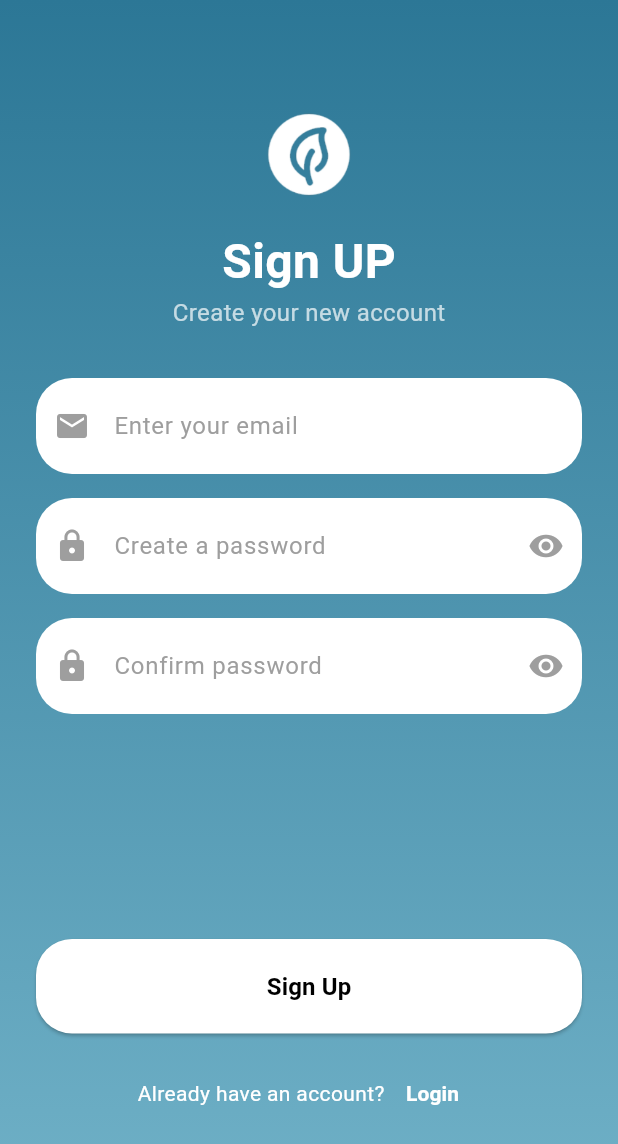
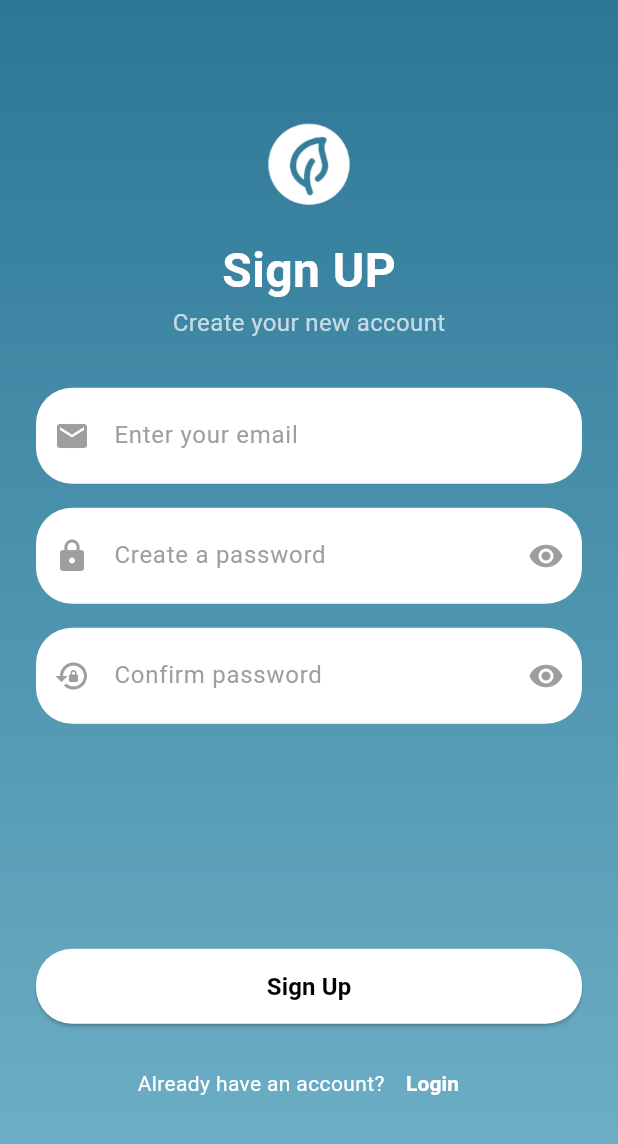
Before and after one commit to putritheresia21/gluco-track, a Flutter app: the LoginPage screen opened directly, after a tap on "Sign Up", on a phone screen of 412 x 824 dp. Shown: the top 1144 px of the screen. Run offline on Flutter 3.47's test engine with Material 3 defaults, Android fonts, the light colour scheme and no system bars; our stand-ins replace cloud_firestore, firebase_auth, firebase_core, fl_chart, flutter_dotenv, shared_preferences and 1 more; accounts and stored records are empty; project files that could hold a hidden picture were left out.

Commit message:
error njir registernya - nih udh nambah custom button dan pake di login register yoi

```diff
--- /dev/null
+++ b/lib/Widget/custom_button.dart
@@ -0,0 +1,63 @@
+import 'package:flutter/material.dart';
+
+class CustomButton extends StatefulWidget {
+  final String text;
+  final VoidCallback? onPressed;
+  final Color backgroundColor;
+  final Color textColor;
+  final double fontSize;
+  final double width;
+  final double height;
+  final double borderRadius;
+  final bool isLoading;
+  final Color? isLoadingColor;
+
+  const CustomButton({
+    Key? key,
+    required this.text,
+    this.onPressed,
+    required this.backgroundColor,
+    required this.textColor,
+    required this.fontSize,
+    required this.width,
+    required this.height,
+    required this.borderRadius,
+    required this.isLoading,
+    this.isLoadingColor,
+  }) : super(key: key);
+
+  @override
+  State<CustomButton> createState() => _CustomButtonState();
+}
+
+class _CustomButtonState extends State<CustomButton> {
+  @override
+  Widget build(BuildContext context) {
+    return SizedBox(
+      width: widget.width,
+      height: widget.height,
+      child: ElevatedButton(
+        onPressed: widget.isLoading ? null : widget.onPressed,
+        style: ElevatedButton.styleFrom(
+          backgroundColor: widget.backgroundColor,
+          shape: RoundedRectangleBorder(
+            borderRadius: BorderRadius.circular(widget.borderRadius),
+          ),
+        ),
+        child: widget.isLoading
+            ? CircularProgressIndicator(
+                valueColor: AlwaysStoppedAnimation<Color>(
+                    widget.isLoadingColor ?? Colors.white),
+              )
+            : Text(
+                widget.text,
+                style: TextStyle(
+                  color: widget.textColor,
+                  fontSize: widget.fontSize,
+                  fontWeight: FontWeight.bold,
+                ),
+              ),
+      ),
+    );
+  }
+}
--- a/lib/pages/home_page.dart
+++ b/lib/pages/home_page.dart
@@ -1,4 +1,5 @@
 import 'package:flutter/material.dart';
+import 'package:glucotrack_app/pages/register_page.dart';
 import 'package:glucotrack_app/services/user_service.dart';
 import 'profile_page.dart';
 import 'package:glucotrack_app/pages/SocialMedia/feeds.dart';
@@ -55,15 +56,20 @@ class HomePageState extends State<HomePage> {
                 onPressed: () {
                   Navigator.push(
                       context,
-                  MaterialPageRoute(builder: (context) => PublicFeedPage())
+                      MaterialPageRoute(
+                          builder: (context) => PublicFeedPage()));
+                },
+                child: Text("Social Media Feed")),
+            ElevatedButton(
+                onPressed: () {
+                  Navigator.push(
+                    context,
+                    MaterialPageRoute(builder: (context) => RegisterPage()),
                   );
                 },
-              child: Text("Social Media Feed")
-            ),
-            ElevatedButton(onPressed: () {}, child: Text("Register Page")),
+                child: const Text("Register Page")),
             ElevatedButton(onPressed: () {}, child: Text("Koneksi IOT")),
             ElevatedButton(onPressed: () {}, child: Text("testing sosmed")),
-
 
             // if (!profileExists!)
             //   ElevatedButton(
--- a/lib/pages/login_page.dart
+++ b/lib/pages/login_page.dart
@@ -2,6 +2,7 @@ import 'package:flutter/material.dart';
 import 'package:glucotrack_app/pages/navbar.dart';
 import 'package:supabase_flutter/supabase_flutter.dart';
 import 'package:shared_preferences/shared_preferences.dart';
+import '../Widget/custom_button.dart';
 import '../Widget/custom_input_field.dart';
 import 'register_page.dart';
 import 'home_page.dart';
@@ -221,27 +222,17 @@ class LoginPageState extends State<LoginPage> {
                 ),
                 const SizedBox(height: 165),
 
-                // Login Button
-                SizedBox(
+                CustomButton(
+                  text: loading ? "Loading..." : "Login",
+                  onPressed: handleLogin,
+                  backgroundColor: Colors.white,
+                  textColor: Colors.black,
+                  fontSize: 16,
                   width: double.infinity,
-                  child: ElevatedButton(
-                    onPressed: handleLogin,
-                    style: ElevatedButton.styleFrom(
-                      padding: const EdgeInsets.symmetric(vertical: 20),
-                      shape: RoundedRectangleBorder(
-                        borderRadius: BorderRadius.circular(24),
-                      ),
-                      backgroundColor: Colors.white,
-                    ),
-                    child: const Text(
-                      "Login",
-                      style: TextStyle(
-                        color: Colors.black,
-                        fontSize: 16,
-                        fontWeight: FontWeight.bold,
-                      ),
-                    ),
-                  ),
+                  height: 50,
+                  borderRadius: 24,
+                  isLoading: loading,
+                  isLoadingColor: Colors.black,
                 ),
                 const SizedBox(height: 16),
 
--- a/lib/pages/register_page.dart
+++ b/lib/pages/register_page.dart
@@ -1,6 +1,7 @@
 import 'package:flutter/material.dart';
 import 'package:glucotrack_app/Widget/custom_input_field.dart';
 import 'package:glucotrack_app/pages/home_page.dart';
+import '../Widget/custom_button.dart';
 import '../services/Auth_service.dart';
 import 'profile_page.dart';
 import 'login_page.dart';
@@ -49,16 +50,19 @@ class RegisterPageState extends State<RegisterPage> {
         username: username,
       );
 
+      //kalau berhasil register, langsung cus ke login page TP MASIH ERROR JING
       if (response != null && response.user != null) {
         //final uid = response?.user?.id;
-        final uid = response.user!.id;
-        final displayName = response.user!.email?.split('@').first ?? 'User';
+        // final uid = response.user!.id;
+        // final displayName = response.user!.email?.split('@').first ?? 'User';
+        ScaffoldMessenger.of(context).showSnackBar(
+          SnackBar(content: Text("Registration successful!")),
+        );
 
         Navigator.pushReplacement(
-            context,
-            MaterialPageRoute(
-              builder: (context) => HomePage(),
-            ));
+          context,
+          MaterialPageRoute(builder: (context) => LoginPage()),
+        );
       }
     } catch (e) {
       ScaffoldMessenger.of(context).showSnackBar(
@@ -73,6 +77,7 @@ class RegisterPageState extends State<RegisterPage> {
 
   @override
   Widget build(BuildContext context) {
+    final loading = isLoading;
     return Scaffold(
       body: Container(
         decoration: const BoxDecoration(
@@ -134,7 +139,7 @@ class RegisterPageState extends State<RegisterPage> {
                   const SizedBox(height: 16),
 
                   CustomInputField(
-                    icon: Icons.lock,
+                    icon: Icons.lock_reset,
                     hint: "Confirm password",
                     controller: passwordConfirmController,
                     obscureText: true,
@@ -142,27 +147,17 @@ class RegisterPageState extends State<RegisterPage> {
                   ),
                   const SizedBox(height: 150),
 
-                  // Sign Up Button
-                  SizedBox(
+                  CustomButton(
+                    text: loading ? "Loading..." : "Sign Up",
+                    onPressed: handleRegister,
+                    backgroundColor: Colors.white,
+                    textColor: Colors.black,
+                    fontSize: 16,
                     width: double.infinity,
-                    child: ElevatedButton(
-                      onPressed: handleRegister,
-                      style: ElevatedButton.styleFrom(
-                        padding: const EdgeInsets.symmetric(vertical: 20),
-                        shape: RoundedRectangleBorder(
-                          borderRadius: BorderRadius.circular(24),
-                        ),
-                        backgroundColor: Colors.white,
-                      ),
-                      child: const Text(
-                        "Sign Up",
-                        style: TextStyle(
-                          color: Colors.black,
-                          fontSize: 16,
-                          fontWeight: FontWeight.bold,
-                        ),
-                      ),
-                    ),
+                    height: 50,
+                    borderRadius: 24,
+                    isLoading: loading,
+                    isLoadingColor: Colors.black,
                   ),
                   const SizedBox(height: 16),
 
```
Lines whose indentation alone changed are shown as unchanged.
